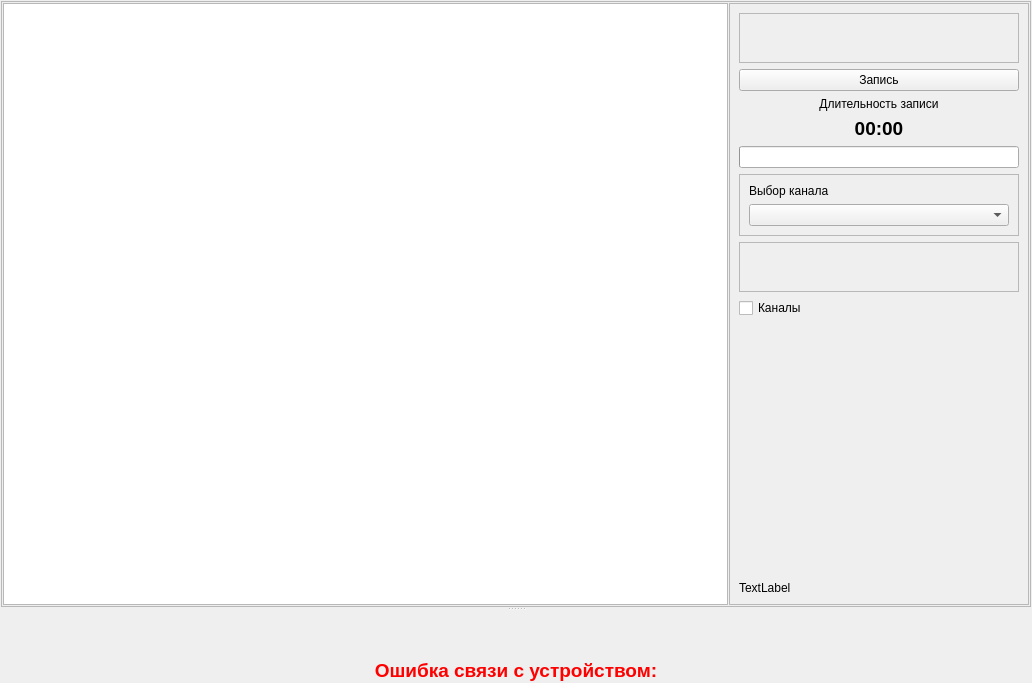
Qt form metodics/trenagers/trenexecute.ui (grigp/a-analyser) before a commit.
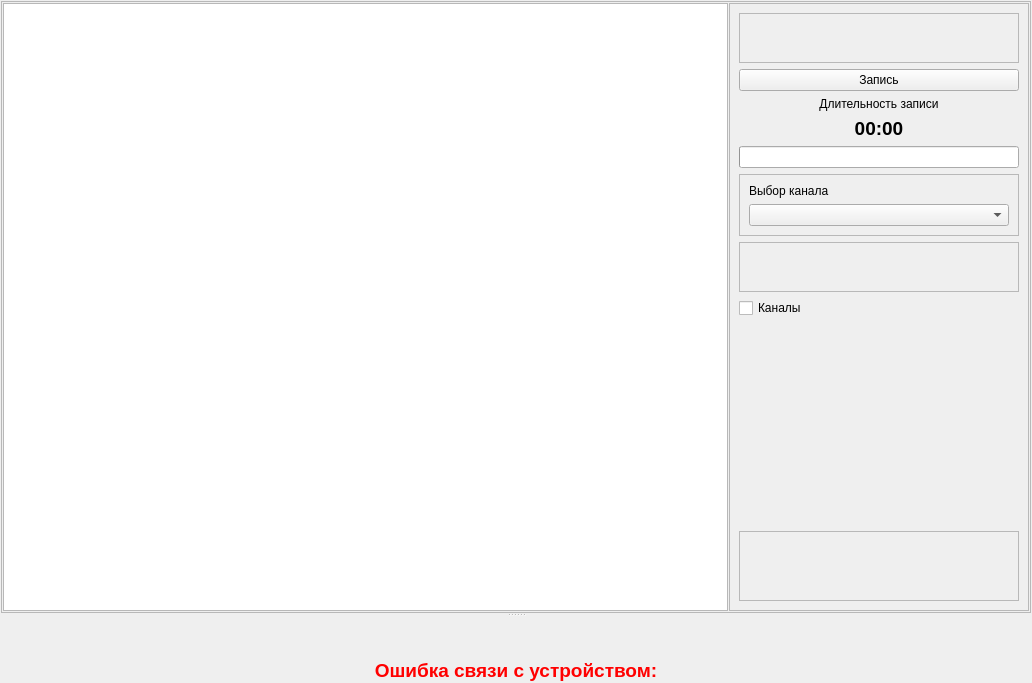
The same form after that commit. Icons and pictures are not drawn. Custom widgets are drawn as their Qt base class.

The edit to the form file:
```diff
--- a/metodics/trenagers/trenexecute.ui
+++ b/metodics/trenagers/trenexecute.ui
@@ -283,10 +283,27 @@
            </spacer>
           </item>
           <item>
-           <widget class="QLabel" name="lblFullPicture">
-            <property name="text">
-             <string>TextLabel</string>
+           <widget class="QFrame" name="frGameHints">
+            <property name="minimumSize">
+             <size>
+              <width>0</width>
+              <height>70</height>
+             </size>
             </property>
+            <property name="frameShape">
+             <enum>QFrame::StyledPanel</enum>
+            </property>
+            <property name="frameShadow">
+             <enum>QFrame::Raised</enum>
+            </property>
+            <layout class="QVBoxLayout" name="verticalLayout_6">
+             <property name="leftMargin">
+              <number>0</number>
+             </property>
+             <property name="rightMargin">
+              <number>0</number>
+             </property>
+            </layout>
            </widget>
           </item>
          </layout>
```
